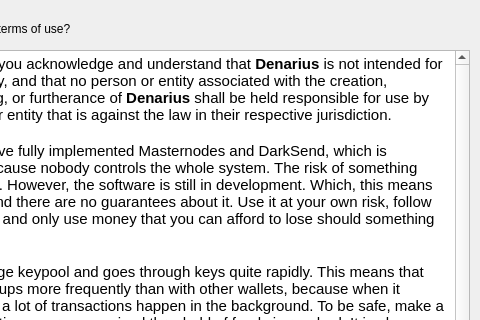
First picture: the form in src/qt/forms/termsofuse.ui, repository metaspartan/denarius, before the edit; both pictures show x 171 to 651 and y 0 to 320 of the 651 by 541 pixel window.
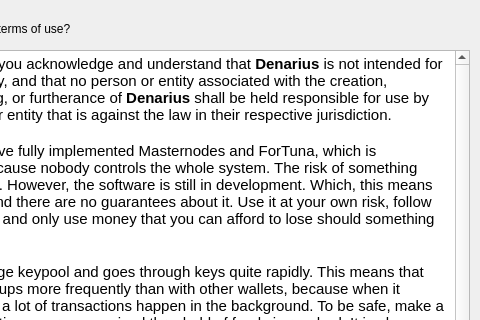
Second picture: the form after the edit.

What changed in the file:
```diff
--- a/src/qt/forms/termsofuse.ui
+++ b/src/qt/forms/termsofuse.ui
@@ -29,7 +29,7 @@
 &lt;/style&gt;&lt;/head&gt;&lt;body style=&quot; font-family:'MS Shell Dlg 2'; font-size:8.25pt; font-weight:400; font-style:normal;&quot;&gt;
 &lt;p style=&quot; margin-top:0px; margin-bottom:0px; margin-left:0px; margin-right:0px; -qt-block-indent:0; text-indent:0px;&quot;&gt;&lt;span style=&quot; font-family:'Ubuntu'; font-size:11pt;&quot;&gt;By using this software, you acknowledge and understand that &lt;/span&gt;&lt;span style=&quot; font-family:'Ubuntu'; font-size:11pt; font-weight:600;&quot;&gt;Denarius&lt;/span&gt;&lt;span style=&quot; font-family:'Ubuntu'; font-size:11pt;&quot;&gt; is not intended for use in any illegal activity, and that no person or entity associated with the creation, development, marketing, or furtherance of &lt;/span&gt;&lt;span style=&quot; font-family:'Ubuntu'; font-size:11pt; font-weight:600;&quot;&gt;Denarius&lt;/span&gt;&lt;span style=&quot; font-family:'Ubuntu'; font-size:11pt;&quot;&gt; shall be held responsible for use by any individual, group, or entity that is against the law in their respective jurisdiction.&lt;/span&gt;&lt;/p&gt;
 &lt;p style=&quot;-qt-paragraph-type:empty; margin-top:0px; margin-bottom:0px; margin-left:0px; margin-right:0px; -qt-block-indent:0; text-indent:0px; font-family:'Ubuntu'; font-size:11pt;&quot;&gt;&lt;br /&gt;&lt;/p&gt;
-&lt;p style=&quot; margin-top:0px; margin-bottom:0px; margin-left:0px; margin-right:0px; -qt-block-indent:0; text-indent:0px;&quot;&gt;&lt;span style=&quot; font-family:'Ubuntu'; font-size:11pt; font-weight:600;&quot;&gt;Denarius&lt;/span&gt;&lt;span style=&quot; font-family:'Ubuntu'; font-size:11pt;&quot;&gt; intends to have fully implemented Masternodes and DarkSend, which is completely trustless because nobody controls the whole system. The risk of something going wrong is very low. However, the software is still in development. Which, this means that things can break and there are no guarantees about it. Use it at your own risk, follow the instructions exactly, and only use money that you can afford to lose should something go wrong. &lt;/span&gt;&lt;/p&gt;
+&lt;p style=&quot; margin-top:0px; margin-bottom:0px; margin-left:0px; margin-right:0px; -qt-block-indent:0; text-indent:0px;&quot;&gt;&lt;span style=&quot; font-family:'Ubuntu'; font-size:11pt; font-weight:600;&quot;&gt;Denarius&lt;/span&gt;&lt;span style=&quot; font-family:'Ubuntu'; font-size:11pt;&quot;&gt; intends to have fully implemented Masternodes and ForTuna, which is completely trustless because nobody controls the whole system. The risk of something going wrong is very low. However, the software is still in development. Which, this means that things can break and there are no guarantees about it. Use it at your own risk, follow the instructions exactly, and only use money that you can afford to lose should something go wrong. &lt;/span&gt;&lt;/p&gt;
 &lt;p style=&quot;-qt-paragraph-type:empty; margin-top:0px; margin-bottom:0px; margin-left:0px; margin-right:0px; -qt-block-indent:0; text-indent:0px; font-family:'Ubuntu'; font-size:11pt;&quot;&gt;&lt;br /&gt;&lt;/p&gt;
 &lt;p style=&quot; margin-top:0px; margin-bottom:0px; margin-left:0px; margin-right:0px; -qt-block-indent:0; text-indent:0px;&quot;&gt;&lt;span style=&quot; font-family:'Ubuntu'; font-size:11pt;&quot;&gt;Fortuna uses a very large keypool and goes through keys quite rapidly. This means that you need to make backups more frequently than with other wallets, because when it anonymizes your funds a lot of transactions happen in the background. To be safe, make a new backup after each time your anonymized threshold of funds is reached. It is also always recommended to backup your wallet.dat! (It is what contains your funds and addresses).&lt;/span&gt;&lt;/p&gt;
 &lt;p style=&quot;-qt-paragraph-type:empty; margin-top:0px; margin-bottom:0px; margin-left:0px; margin-right:0px; -qt-block-indent:0; text-indent:0px; font-family:'Ubuntu'; font-size:11pt;&quot;&gt;&lt;br /&gt;&lt;/p&gt;
```
